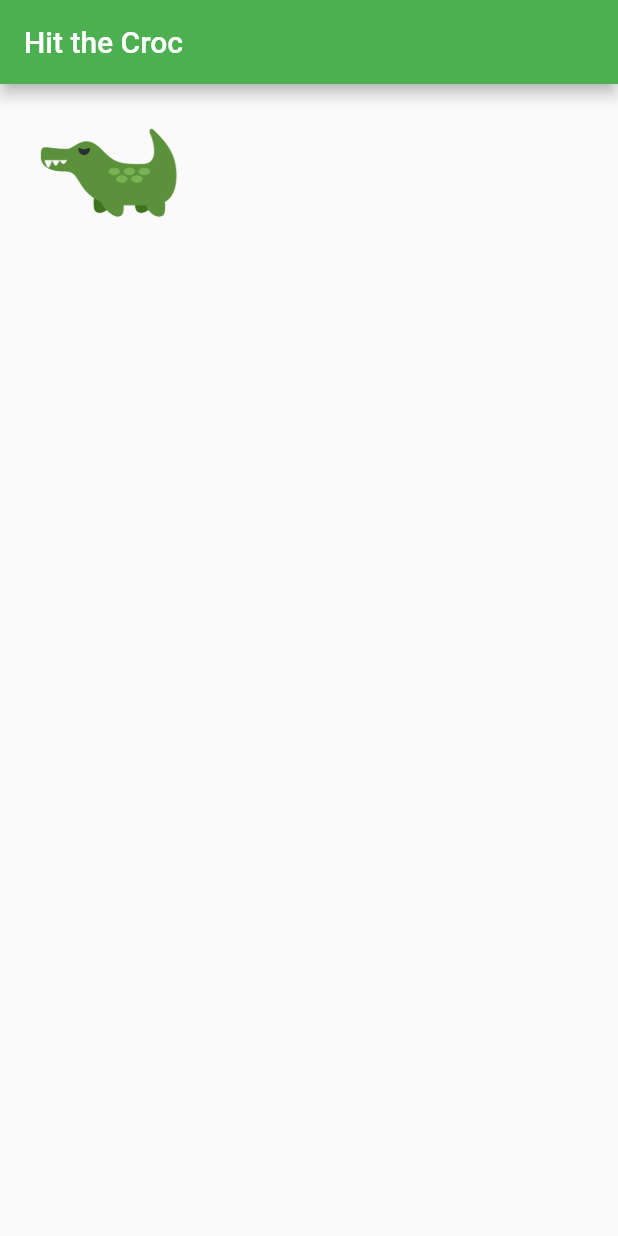
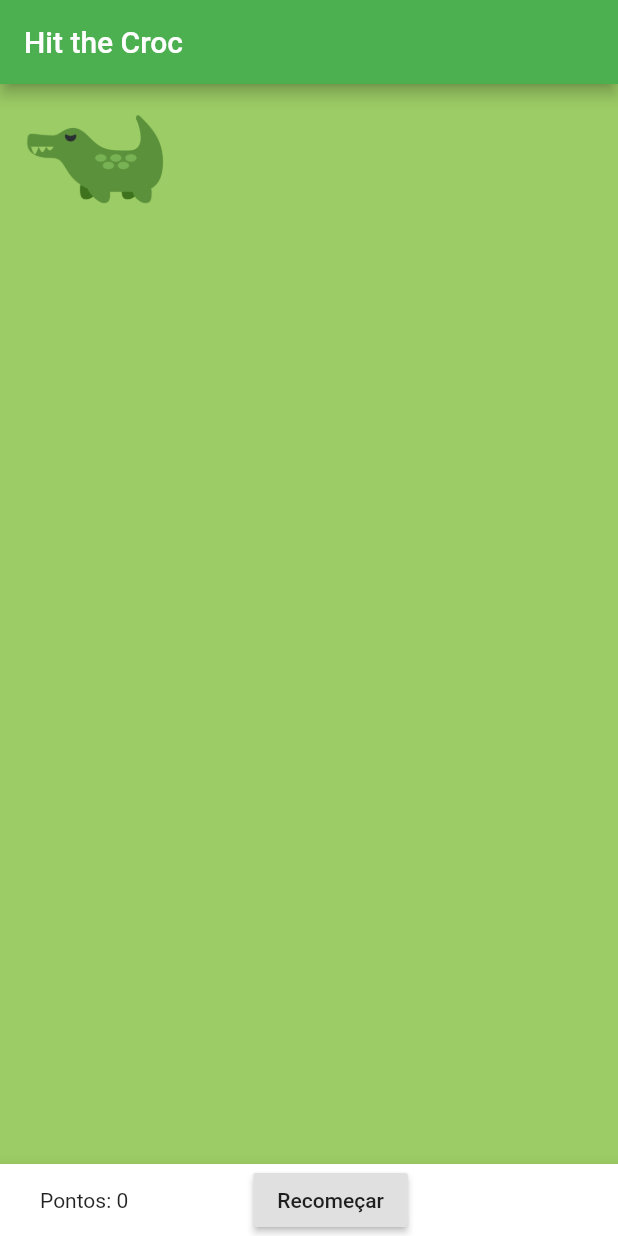
Before and after one commit to sIldefonso/HitTheCroc, a Flutter app: the screen it shows after launch, on a phone screen of 412 x 824 dp. Run offline on Flutter 3.47's test engine with Material 2 defaults, Android fonts, the phone set to English and light mode, and no system bars.

Commit message:
Estável e com bloqueio de orientação vertical

```diff
--- a/lib/main.dart
+++ b/lib/main.dart
@@ -1,23 +1,37 @@
 import 'package:flutter/material.dart';
+import 'package:flutter/services.dart';
 import 'dart:math';
 
 void main() => runApp(HitCrocApp());
 
-class HitCrocApp extends StatefulWidget {
+class HitCrocApp extends StatelessWidget {
   @override
-  _HitCrocAppState createState() => _HitCrocAppState();
+  Widget build(BuildContext context) {
+    SystemChrome.setPreferredOrientations([
+      DeviceOrientation.portraitUp,
+      DeviceOrientation.portraitDown,
+    ]);
+    return MaterialApp(
+      home: AppBody(),
+    );
+  }
 }
 
-class _HitCrocAppState extends State<HitCrocApp> {
-  double left = 10;
-  double right = 10;
-  double top = 10;
-  double bottom = 10;
+class AppBody extends StatefulWidget {
+  @override
+  _AppBodyState createState() => _AppBodyState();
+}
+
+class _AppBodyState extends State<AppBody> {
+  double left = 1;
+  double right = 1;
+  double top = 1;
+  double bottom = 1;
+  int pointsA = 0;
 
   @override
   Widget build(BuildContext context) {
-    return MaterialApp(
-      home: Scaffold(
+    return Scaffold(
       appBar: AppBar(
         backgroundColor: Colors.green,
         title: Text('Hit the Croc'),
@@ -29,14 +43,13 @@ class _HitCrocAppState extends State<HitCrocApp> {
             child: FlatButton(
               onPressed: () {
                 setState(() {
-                      left = Random().nextDouble() * 300;
-                      right = Random().nextDouble() * 300;
-                      top = Random().nextDouble() * 300;
-                      bottom = Random().nextDouble() * 300;
-                      print('left $left');
-                      print('right $right');
-                      print('top $top');
-                      print('bottom $bottom');
+                  double _width = MediaQuery.of(context).size.width;
+                  double _height = MediaQuery.of(context).size.height;
+                  double _tmpleft = Random().nextDouble() * _width - 100;
+                  double _tmptop = Random().nextDouble() * _height - 150;
+                  left = _tmpleft > 0 ? _tmpleft : 0;
+                  top = _tmptop > 0 ? _tmptop : 0;
+                  pointsA = pointsA + 1;
                 });
               },
               child: Image.asset(
@@ -44,8 +57,34 @@ class _HitCrocAppState extends State<HitCrocApp> {
                 width: 100,
                 height: 100,
               ),
-                )),
             ),
+          ),
+        ),
+      ),
+      backgroundColor: Colors.lightGreen.shade400,
+      bottomNavigationBar: BottomAppBar(
+        child: Row(
+          mainAxisAlignment: MainAxisAlignment.spaceEvenly,
+          children: <Widget>[
+            Text('Pontos: $pointsA'),
+            SizedBox(
+              width: 30,
+            ),
+            RaisedButton(
+              onPressed: () {
+                setState(() {
+                  pointsA = 0;
+                });
+              },
+              child: Text('Recomeçar'),
+            ),
+            SizedBox(
+              width: 30,
+            ),
+            SizedBox(
+              width: 30,
+            ),
+          ],
         ),
       ),
     );
```
Also changed, not shown: assets/crocback.png (added). Lines whose indentation alone changed are shown as unchanged.
